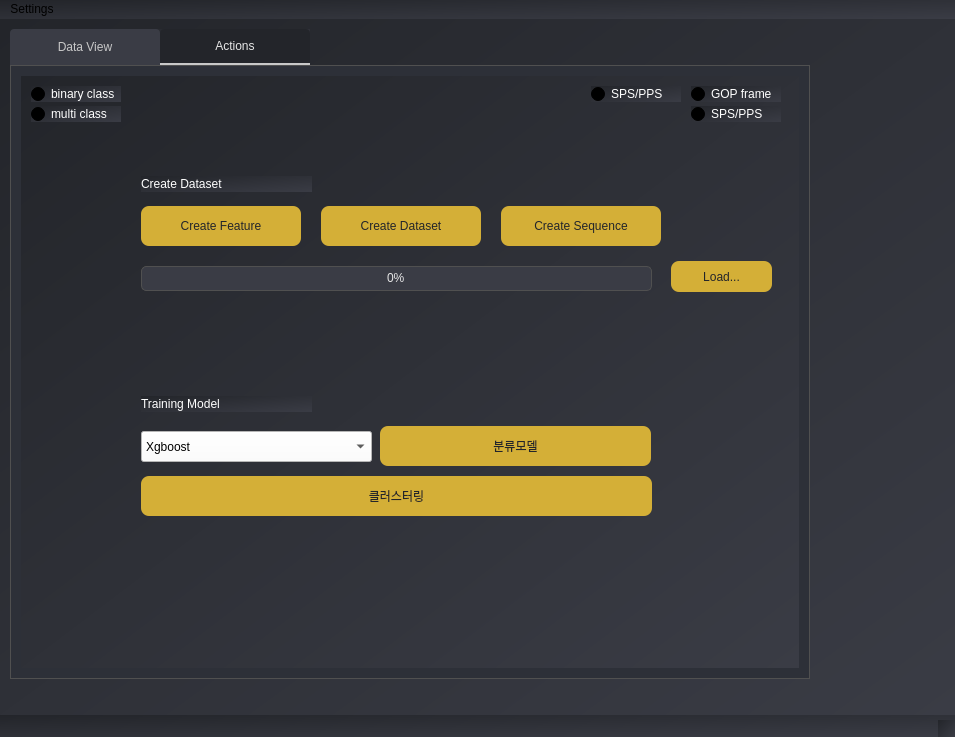
jamemanionda/AiFileDetector_2024, file AiFileDetector_2024/UI_Design/new.ui: the form before one commit.
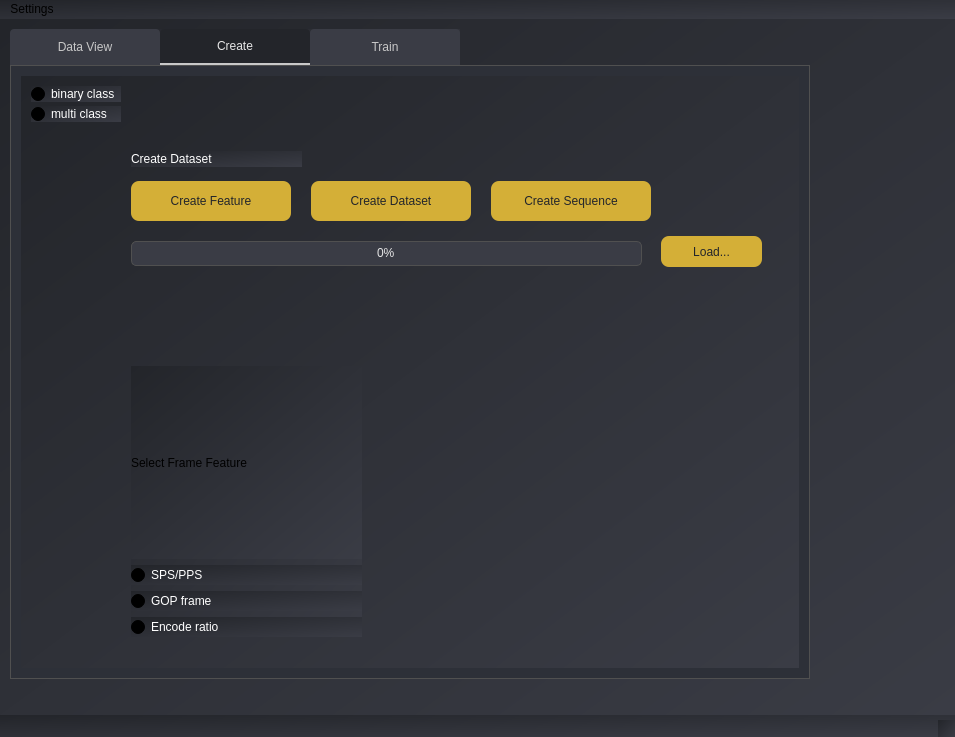
The form after the commit.

Commit message: 1012은지 - sequence 추출 추가

The edit to the form file:
```diff
--- a/AiFileDetector_2024/UI_Design/new.ui
+++ b/AiFileDetector_2024/UI_Design/new.ui
@@ -219,13 +219,30 @@
     </widget>
     <widget class="QWidget" name="tab2">
      <attribute name="title">
-      <string>Actions</string>
+      <string>Create</string>
      </attribute>
+     <widget class="QLabel" name="label_2">
+      <property name="geometry">
+       <rect>
+        <x>110</x>
+        <y>75</y>
+        <width>171</width>
+        <height>16</height>
+       </rect>
+      </property>
+      <property name="styleSheet">
+       <string notr="true">font: 16pt &quot;Arial&quot;;
+color: rgb(255, 255, 255);</string>
+      </property>
+      <property name="text">
+       <string>Create Dataset</string>
+      </property>
+     </widget>
      <widget class="QPushButton" name="feature_create1">
       <property name="geometry">
        <rect>
-        <x>120</x>
-        <y>130</y>
+        <x>110</x>
+        <y>105</y>
         <width>160</width>
         <height>40</height>
        </rect>
@@ -257,8 +274,8 @@
      <widget class="QPushButton" name="create_value2">
       <property name="geometry">
        <rect>
-        <x>300</x>
-        <y>130</y>
+        <x>290</x>
+        <y>105</y>
         <width>160</width>
         <height>40</height>
        </rect>
@@ -290,8 +307,8 @@
      <widget class="QPushButton" name="create_sequence3">
       <property name="geometry">
        <rect>
-        <x>480</x>
-        <y>130</y>
+        <x>470</x>
+        <y>105</y>
         <width>160</width>
         <height>40</height>
        </rect>
@@ -323,8 +340,8 @@
      <widget class="QPushButton" name="LoadButton">
       <property name="geometry">
        <rect>
-        <x>650</x>
-        <y>185</y>
+        <x>640</x>
+        <y>160</y>
         <width>101</width>
         <height>31</height>
        </rect>
@@ -356,8 +373,8 @@
      <widget class="QProgressBar" name="progress_bar">
       <property name="geometry">
        <rect>
-        <x>120</x>
-        <y>190</y>
+        <x>110</x>
+        <y>165</y>
         <width>511</width>
         <height>25</height>
        </rect>
@@ -419,6 +436,66 @@
        <string>binary class</string>
       </property>
      </widget>
+     <widget class="QWidget" name="verticalLayoutWidget">
+      <property name="geometry">
+       <rect>
+        <x>110</x>
+        <y>290</y>
+        <width>231</width>
+        <height>271</height>
+       </rect>
+      </property>
+      <layout class="QVBoxLayout" name="verticalLayout">
+       <item>
+        <widget class="QLabel" name="label_4">
+         <property name="text">
+          <string>Select Frame Feature</string>
+         </property>
+        </widget>
+       </item>
+       <item>
+        <widget class="QRadioButton" name="mulButton_3">
+         <property name="styleSheet">
+          <string notr="true">font: 10pt &quot;Helvetica&quot;;
+style: bold;
+color: rgb(255, 255, 255);</string>
+         </property>
+         <property name="text">
+          <string>SPS/PPS</string>
+         </property>
+        </widget>
+       </item>
+       <item>
+        <widget class="QRadioButton" name="mulButton_2">
+         <property name="styleSheet">
+          <string notr="true">font: 10pt &quot;Helvetica&quot;;
+style: bold;
+color: rgb(255, 255, 255);</string>
+         </property>
+         <property name="text">
+          <string>GOP frame</string>
+         </property>
+        </widget>
+       </item>
+       <item>
+        <widget class="QRadioButton" name="mulButton_4">
+         <property name="styleSheet">
+          <string notr="true">font: 10pt &quot;Helvetica&quot;;
+style: bold;
+color: rgb(255, 255, 255);</string>
+         </property>
+         <property name="text">
+          <string>Encode ratio</string>
+         </property>
+        </widget>
+       </item>
+      </layout>
+     </widget>
+    </widget>
+    <widget class="QWidget" name="tab">
+     <attribute name="title">
+      <string>Train</string>
+     </attribute>
      <widget class="QComboBox" name="model_combo">
       <property name="geometry">
        <rect>
@@ -546,77 +623,6 @@
        <string>클러스터링</string>
       </property>
      </widget>
-     <widget class="QLabel" name="label_2">
-      <property name="geometry">
-       <rect>
-        <x>120</x>
-        <y>100</y>
-        <width>171</width>
-        <height>16</height>
-       </rect>
-      </property>
-      <property name="styleSheet">
-       <string notr="true">font: 16pt &quot;Arial&quot;;
-color: rgb(255, 255, 255);</string>
-      </property>
-      <property name="text">
-       <string>Create Dataset</string>
-      </property>
-     </widget>
-     <widget class="QRadioButton" name="mulButton_2">
-      <property name="geometry">
-       <rect>
-        <x>670</x>
-        <y>10</y>
-        <width>90</width>
-        <height>16</height>
-       </rect>
-      </property>
-      <property name="styleSheet">
-       <string notr="true">font: 10pt &quot;Helvetica&quot;;
-style: bold;
-color: rgb(255, 255, 255);</string>
-      </property>
-      <property name="text">
-       <string>GOP frame</string>
-      </property>
-     </widget>
-     <widget class="QRadioButton" name="mulButton_3">
-      <property name="geometry">
-       <rect>
-        <x>670</x>
-        <y>30</y>
-        <width>90</width>
-        <height>16</height>
-       </rect>
-      </property>
-      <property name="styleSheet">
-       <string notr="true">font: 10pt &quot;Helvetica&quot;;
-style: bold;
-color: rgb(255, 255, 255);</string>
-      </property>
-      <property name="text">
-       <string>SPS/PPS</string>
-      </property>
-     </widget>
-     <widget class="QRadioButton" name="mulButton_4">
-      <property name="geometry">
-       <rect>
-        <x>570</x>
-        <y>10</y>
-        <width>90</width>
-        <height>16</height>
-       </rect>
-      </property>
-      <property name="styleSheet">
-       <string notr="true">font: 10pt &quot;Helvetica&quot;;
-style: bold;
-color: rgb(255, 255, 255);</string>
-      </property>
-      <property name="text">
-       <string>SPS/PPS</string>
-      </property>
-     </widget>
     </widget>
    </widget>
   </widget>
```
The commit also changes 1 other file.
